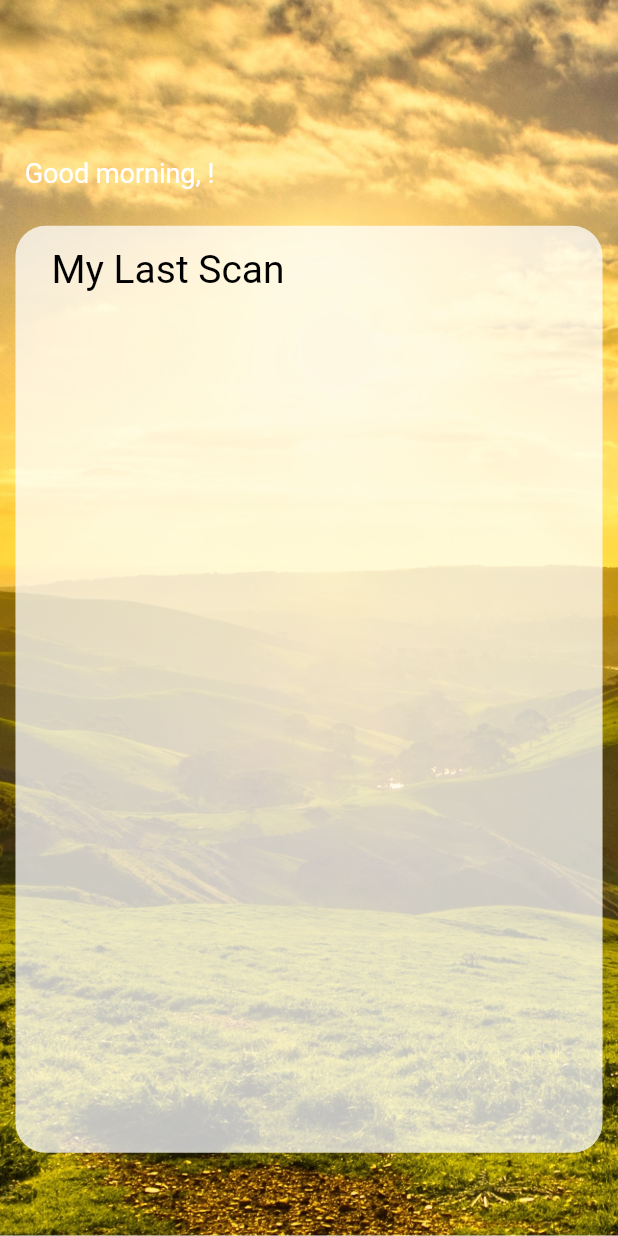
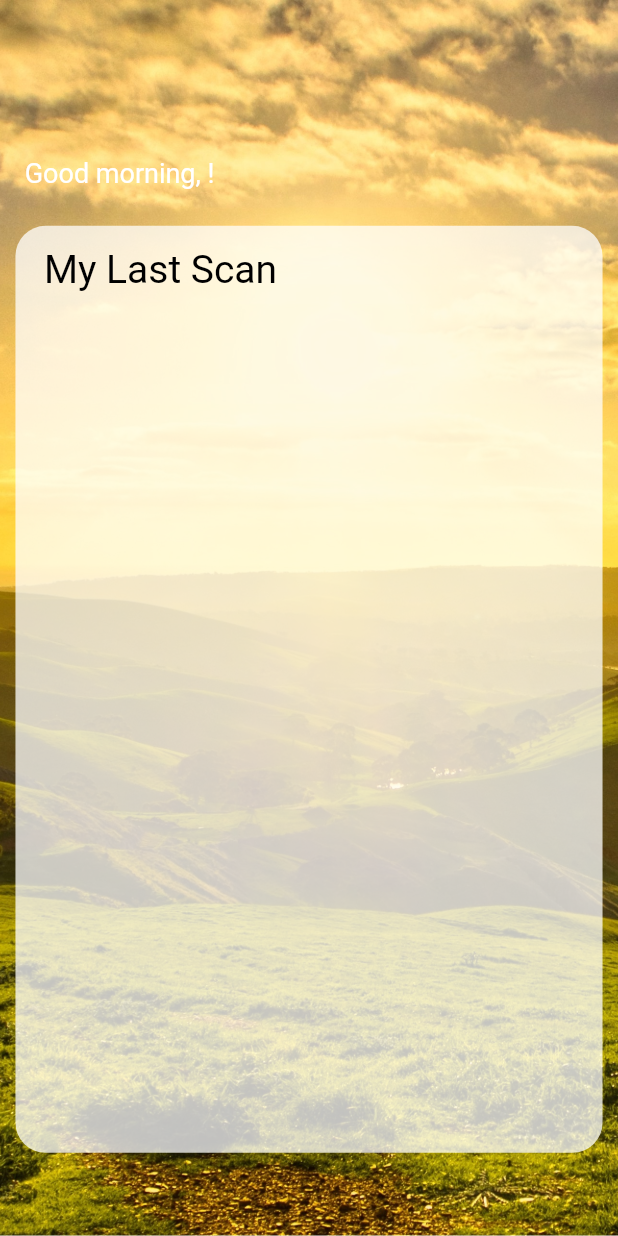
Before and after one commit to AthenaSenior/MedKit-development, a Flutter app: the HomePage screen opened directly, on a phone screen of 412 x 824 dp. Run offline on Flutter 3.47's test engine with Material 2 defaults, Android fonts, the phone set to English and light mode, and no system bars; our stand-ins replace cloud_firestore, firebase_auth, firebase_core, firebase_database; accounts and stored records are empty.

```diff
--- a/lib/Home.dart
+++ b/lib/Home.dart
@@ -106,7 +106,7 @@ class HomePageState extends State<HomePage> {
                           Row(
                             children: const [
                               SizedBox(
-                               width: 10
+                               width: 5
                               ),
                           Text(
                               "My Last Scan",
```
